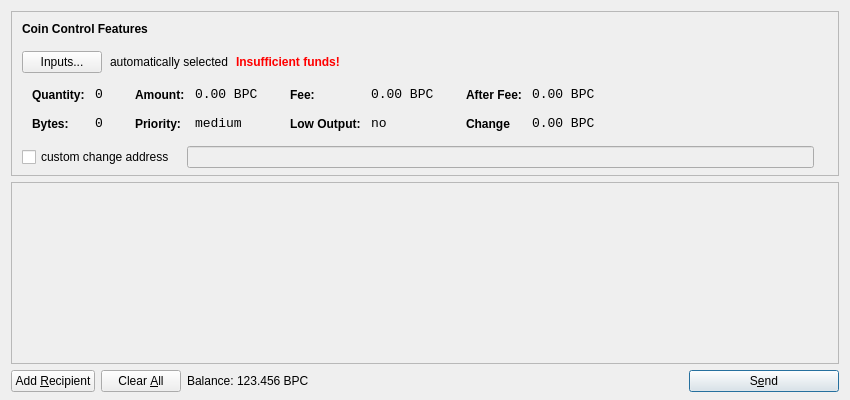
RNGcoin/BitpopCoin, file src/qt/forms/sendcoinsdialog.ui: the form before one commit.
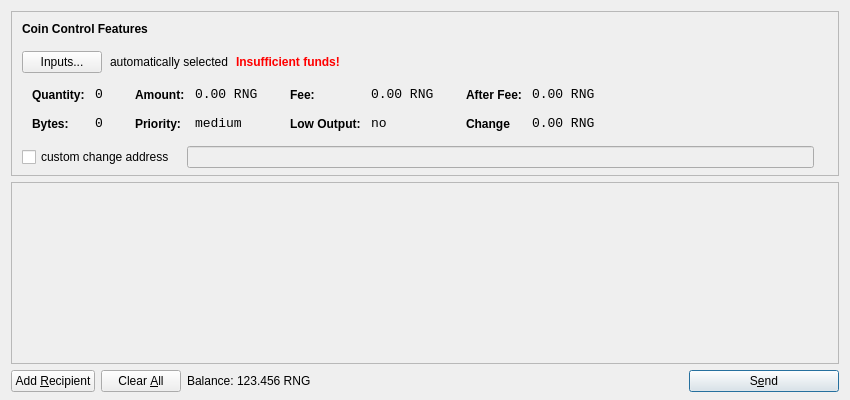
The form after the commit. Icons and pictures are not drawn.

Patch:
```diff
--- a/src/qt/forms/sendcoinsdialog.ui
+++ b/src/qt/forms/sendcoinsdialog.ui
@@ -321,7 +321,7 @@
                   <enum>Qt::ActionsContextMenu</enum>
                  </property>
                  <property name="text">
-                  <string>0.00 BPC</string>
+                  <string>0.00 RNG</string>
                  </property>
                  <property name="textInteractionFlags">
                   <set>Qt::LinksAccessibleByMouse|Qt::TextSelectableByKeyboard|Qt::TextSelectableByMouse</set>
@@ -407,7 +407,7 @@
                   <enum>Qt::ActionsContextMenu</enum>
                  </property>
                  <property name="text">
-                  <string>0.00 BPC</string>
+                  <string>0.00 RNG</string>
                  </property>
                  <property name="textInteractionFlags">
                   <set>Qt::LinksAccessibleByMouse|Qt::TextSelectableByKeyboard|Qt::TextSelectableByMouse</set>
@@ -493,7 +493,7 @@
                   <enum>Qt::ActionsContextMenu</enum>
                  </property>
                  <property name="text">
-                  <string>0.00 BPC</string>
+                  <string>0.00 RNG</string>
                  </property>
                  <property name="textInteractionFlags">
                   <set>Qt::LinksAccessibleByMouse|Qt::TextSelectableByKeyboard|Qt::TextSelectableByMouse</set>
@@ -525,7 +525,7 @@
                   <enum>Qt::ActionsContextMenu</enum>
                  </property>
                  <property name="text">
-                  <string>0.00 BPC</string>
+                  <string>0.00 RNG</string>
                  </property>
                  <property name="textInteractionFlags">
                   <set>Qt::LinksAccessibleByMouse|Qt::TextSelectableByKeyboard|Qt::TextSelectableByMouse</set>
@@ -732,7 +732,7 @@
           <cursorShape>IBeamCursor</cursorShape>
          </property>
          <property name="text">
-          <string>123.456 BPC</string>
+          <string>123.456 RNG</string>
          </property>
          <property name="textInteractionFlags">
           <set>Qt::LinksAccessibleByMouse|Qt::TextSelectableByKeyboard|Qt::TextSelectableByMouse</set>
```
